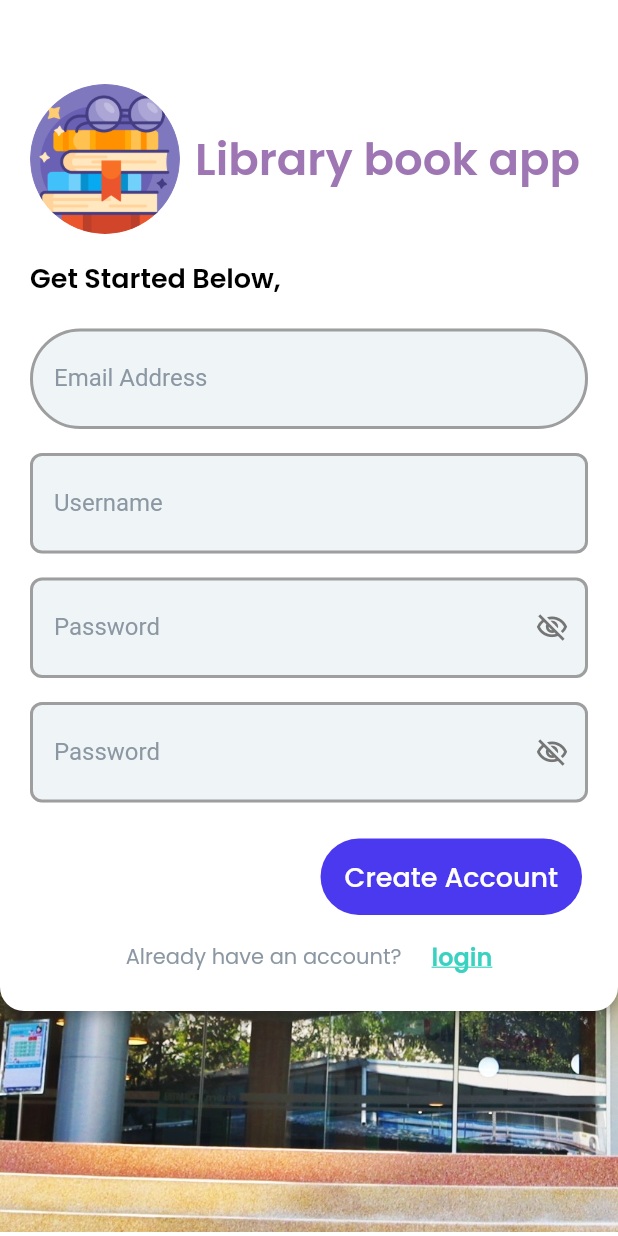
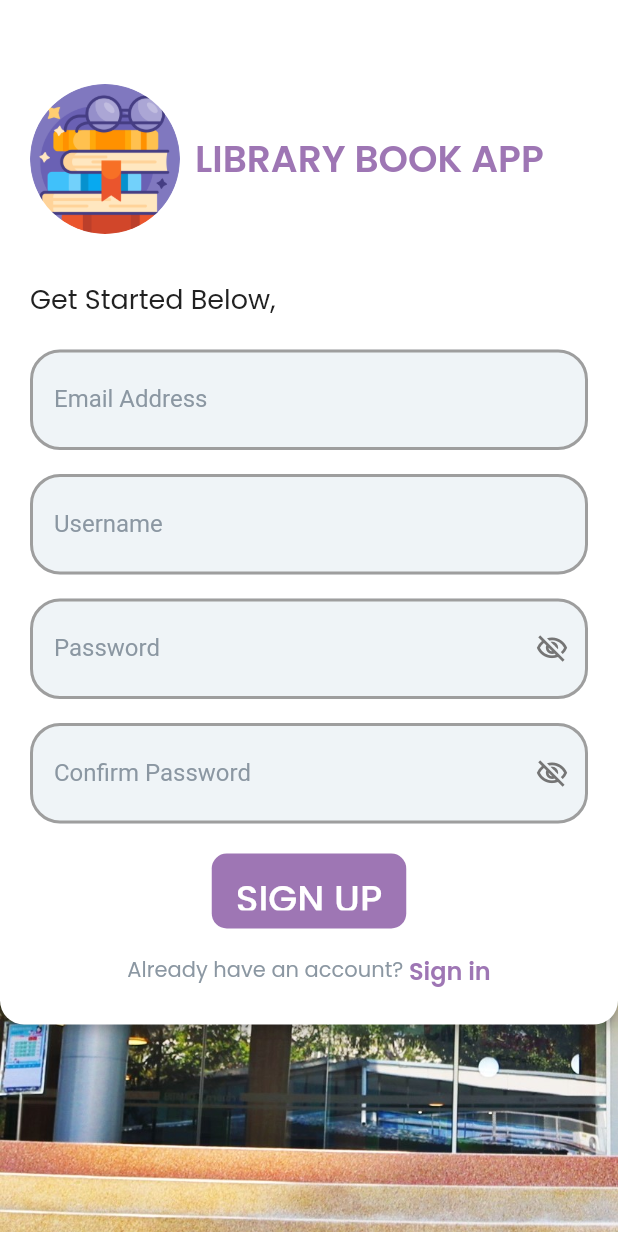
Before and after one commit to Mahafit/Library_management_system, a Flutter app: the CreateAccountWidget screen opened directly, on a phone screen of 412 x 824 dp. Run offline on Flutter 3.47's test engine with Material 2 defaults, Android fonts, the phone set to English and light mode, and no system bars; our stand-ins replace bubble_bottom_bar, google_fonts, smooth_page_indicator; missing offline and left inert: mysql1; generated files the repository leaves out were written again.

Commit message:
update ui

```diff
--- a/book-app-main/lib/src/page/home/signup_login/createAccount.dart
+++ b/book-app-main/lib/src/page/home/signup_login/createAccount.dart
@@ -107,12 +107,12 @@ class _CreateAccountWidgetState extends State<CreateAccountWidget> {
                                 padding:
                                     EdgeInsetsDirectional.fromSTEB(10, 0, 0, 0),
                                 child: Text(
-                                  'Library book app',
+                                  'LIBRARY BOOK APP',
                                   style: TextStyle(
                                     fontFamily: 'Poppins',
                                     // cmu hexcolor #9e76b4
                                     color: Color(0xFF9e76b4),
-                                    fontSize: 30,
+                                    fontSize: 25,
                                     fontWeight: FontWeight.w600,
                                   ),
                                 ),
@@ -121,7 +121,7 @@ class _CreateAccountWidgetState extends State<CreateAccountWidget> {
                           ),
                         ),
                         Padding(
-                          padding: EdgeInsetsDirectional.fromSTEB(0, 16, 0, 4),
+                          padding: EdgeInsetsDirectional.fromSTEB(0, 30, 0, 4),
                           child: Row(
                             mainAxisSize: MainAxisSize.max,
                             mainAxisAlignment: MainAxisAlignment.start,
@@ -130,9 +130,9 @@ class _CreateAccountWidgetState extends State<CreateAccountWidget> {
                                 'Get Started Below,',
                                 style: TextStyle(
                                   fontFamily: 'Poppins',
-                                  color: Colors.black,
+                                  color: Color(0xFF212121),
                                   fontSize: 18,
-                                  fontWeight: FontWeight.w600,
+                                  fontWeight: FontWeight.w400,
                                 ),
                               ),
                             ],
@@ -162,7 +162,7 @@ class _CreateAccountWidgetState extends State<CreateAccountWidget> {
                                             Theme.of(context).primaryColorLight,
                                         width: 2,
                                       ),
-                                      borderRadius: BorderRadius.circular(60),
+                                      borderRadius: BorderRadius.circular(20),
                                     ),
                                     focusedBorder: OutlineInputBorder(
                                       borderSide: BorderSide(
@@ -170,21 +170,21 @@ class _CreateAccountWidgetState extends State<CreateAccountWidget> {
                                             Theme.of(context).primaryColorLight,
                                         width: 2,
                                       ),
-                                      borderRadius: BorderRadius.circular(60),
+                                      borderRadius: BorderRadius.circular(20),
                                     ),
                                     errorBorder: OutlineInputBorder(
                                       borderSide: BorderSide(
                                         color: Color(0x00000000),
                                         width: 2,
                                       ),
-                                      borderRadius: BorderRadius.circular(60),
+                                      borderRadius: BorderRadius.circular(20),
                                     ),
                                     focusedErrorBorder: OutlineInputBorder(
                                       borderSide: BorderSide(
                                         color: Color(0x00000000),
                                         width: 2,
                                       ),
-                                      borderRadius: BorderRadius.circular(60),
+                                      borderRadius: BorderRadius.circular(20),
                                     ),
                                     filled: true,
                                     fillColor: Color(0xFFEFF4F7),
@@ -224,7 +224,7 @@ class _CreateAccountWidgetState extends State<CreateAccountWidget> {
                                             Theme.of(context).primaryColorLight,
                                         width: 2,
                                       ),
-                                      borderRadius: BorderRadius.circular(8),
+                                      borderRadius: BorderRadius.circular(20),
                                     ),
                                     focusedBorder: OutlineInputBorder(
                                       borderSide: BorderSide(
@@ -232,14 +232,14 @@ class _CreateAccountWidgetState extends State<CreateAccountWidget> {
                                             Theme.of(context).primaryColorLight,
                                         width: 2,
                                       ),
-                                      borderRadius: BorderRadius.circular(8),
+                                      borderRadius: BorderRadius.circular(20),
                                     ),
                                     errorBorder: OutlineInputBorder(
                                       borderSide: BorderSide(
                                         color: Color(0x00000000),
                                         width: 2,
                                       ),
-                                      borderRadius: BorderRadius.circular(8),
+                                      borderRadius: BorderRadius.circular(20),
                                     ),
                                     focusedErrorBorder: OutlineInputBorder(
                                       borderSide: BorderSide(
@@ -286,7 +286,7 @@ class _CreateAccountWidgetState extends State<CreateAccountWidget> {
                                             Theme.of(context).primaryColorLight,
                                         width: 2,
                                       ),
-                                      borderRadius: BorderRadius.circular(8),
+                                      borderRadius: BorderRadius.circular(20),
                                     ),
                                     focusedBorder: OutlineInputBorder(
                                       borderSide: BorderSide(
@@ -294,21 +294,21 @@ class _CreateAccountWidgetState extends State<CreateAccountWidget> {
                                             Theme.of(context).primaryColorLight,
                                         width: 2,
                                       ),
-                                      borderRadius: BorderRadius.circular(8),
+                                      borderRadius: BorderRadius.circular(20),
                                     ),
                                     errorBorder: OutlineInputBorder(
                                       borderSide: BorderSide(
                                         color: Color(0x00000000),
                                         width: 2,
                                       ),
-                                      borderRadius: BorderRadius.circular(8),
+                                      borderRadius: BorderRadius.circular(20),
                                     ),
                                     focusedErrorBorder: OutlineInputBorder(
                                       borderSide: BorderSide(
                                         color: Color(0x00000000),
                                         width: 2,
                                       ),
-                                      borderRadius: BorderRadius.circular(8),
+                                      borderRadius: BorderRadius.circular(20),
                                     ),
                                     filled: true,
                                     fillColor: Color(0xFFEFF4F7),
@@ -339,8 +339,8 @@ class _CreateAccountWidgetState extends State<CreateAccountWidget> {
                             ],
                           ),
                         ),
-                        Padding(
-                          padding: EdgeInsetsDirectional.fromSTEB(0, 16, 0, 0),
+                        Container(
+                          padding: EdgeInsetsDirectional.fromSTEB(0, 16, 0, 20),
                           child: Row(
                             mainAxisSize: MainAxisSize.max,
                             mainAxisAlignment: MainAxisAlignment.center,
@@ -350,7 +350,7 @@ class _CreateAccountWidgetState extends State<CreateAccountWidget> {
                                   controller: emailAddressController3,
                                   obscureText: !emailAddressVisibility2,
                                   decoration: InputDecoration(
-                                    labelText: 'Password',
+                                    labelText: 'Confirm Password',
                                     labelStyle:
                                         TextStyle(color: Color(0xFF8B97A2)),
                                     hintText: 'Enter your password here...',
@@ -362,7 +362,7 @@ class _CreateAccountWidgetState extends State<CreateAccountWidget> {
                                             Theme.of(context).primaryColorLight,
                                         width: 2,
                                       ),
-                                      borderRadius: BorderRadius.circular(8),
+                                      borderRadius: BorderRadius.circular(20),
                                     ),
                                     focusedBorder: OutlineInputBorder(
                                       borderSide: BorderSide(
@@ -370,27 +370,27 @@ class _CreateAccountWidgetState extends State<CreateAccountWidget> {
                                             Theme.of(context).primaryColorLight,
                                         width: 2,
                                       ),
-                                      borderRadius: BorderRadius.circular(8),
+                                      borderRadius: BorderRadius.circular(20),
                                     ),
                                     errorBorder: OutlineInputBorder(
                                       borderSide: BorderSide(
                                         color: Color(0x00000000),
                                         width: 2,
                                       ),
-                                      borderRadius: BorderRadius.circular(8),
+                                      borderRadius: BorderRadius.circular(20),
                                     ),
                                     focusedErrorBorder: OutlineInputBorder(
                                       borderSide: BorderSide(
                                         color: Color(0x00000000),
                                         width: 2,
                                       ),
-                                      borderRadius: BorderRadius.circular(8),
+                                      borderRadius: BorderRadius.circular(20),
                                     ),
                                     filled: true,
                                     fillColor: Color(0xFFEFF4F7),
                                     contentPadding:
                                         EdgeInsetsDirectional.fromSTEB(
-                                            16, 24, 0, 24),
+                                            16, 24, 30, 24),
                                     suffixIcon: InkWell(
                                       onTap: () => setState(
                                         () => emailAddressVisibility2 =
@@ -415,41 +415,40 @@ class _CreateAccountWidgetState extends State<CreateAccountWidget> {
                             ],
                           ),
                         ),
-                        Padding(
-                          padding: EdgeInsetsDirectional.fromSTEB(0, 24, 0, 0),
-                          child: Row(
-                            mainAxisSize: MainAxisSize.max,
-                            mainAxisAlignment: MainAxisAlignment.end,
-                            children: [
-                              Padding(
-                                padding:
-                                    EdgeInsetsDirectional.fromSTEB(0, 0, 4, 0),
-                                child: TextButton(
+                        Container(
+                            height: 50,
+                            // padding: EdgeInsetsDirectional.all(value),
+                            alignment: Alignment.center,
+                          child: TextButton(
                                   onPressed: () async {
-                                    print('IconButton pressed ...');
-                                  },
+                                    Navigator.push(
+                                        context,
+                                        MaterialPageRoute(
+                                        builder: (context) => const LoginWidget(),
+    ),
+    );
+    },
+
                                   child: Text(
-                                    'Create Account',
+                                    'SIGN UP',
                                     style: TextStyle(
                                       color: Colors.white,
-                                      fontSize: 18,
+                                      fontSize: 25,
                                       fontFamily: 'Poppins',
                                     ),
                                   ),
                                   style: TextButton.styleFrom(
                                     backgroundColor:
-                                        Color.fromRGBO(75, 57, 239, 1),
+                                    Color(0xFF9e76b4),
                                     shape: RoundedRectangleBorder(
-                                      borderRadius: BorderRadius.circular(40),
+                                      borderRadius: BorderRadius.circular(10),
                                     ),
                                     padding: EdgeInsetsDirectional.fromSTEB(
                                         16, 12, 16, 12),
                                   ),
                                 ),
                               ),
-                            ],
-                          ),
-                        ),
+
                         Padding(
                           padding: EdgeInsetsDirectional.fromSTEB(0, 16, 0, 24),
                           child: Row(
@@ -470,7 +469,7 @@ class _CreateAccountWidgetState extends State<CreateAccountWidget> {
                               ),
                               Padding(
                                 padding:
-                                    EdgeInsetsDirectional.fromSTEB(20, 0, 0, 0),
+                                    EdgeInsetsDirectional.fromSTEB(0, 0, 0, 0),
                                 child: InkWell(
                                   onTap: () async {
                                     await Navigator.push(
@@ -481,12 +480,11 @@ class _CreateAccountWidgetState extends State<CreateAccountWidget> {
                                     );
                                   },
                                   child: Text(
-                                    'login',
+                                    ' Sign in',
                                     style: TextStyle(
-                                      decoration: TextDecoration.underline,
                                       fontFamily: 'Poppins',
                                       fontSize: 16,
-                                      color: Color(0xFF39D2C0),
+                                      color: Color(0xFF9e76b4),
                                       // fontWeight: FontWeight.bold,
                                       fontWeight: FontWeight.w600,
                                     ),
--- a/book-app-main/lib/src/page/home/signup_login/login.dart
+++ b/book-app-main/lib/src/page/home/signup_login/login.dart
@@ -352,7 +352,7 @@ class _LoginWidgetState extends State<LoginWidget> {
                                     );
                                   },
                                   child: Text(
-                                    ' Create Account',
+                                    ' Sign up',
                                     style: TextStyle(
                                       fontFamily: 'Poppins',
                                       fontSize: 16,
```
